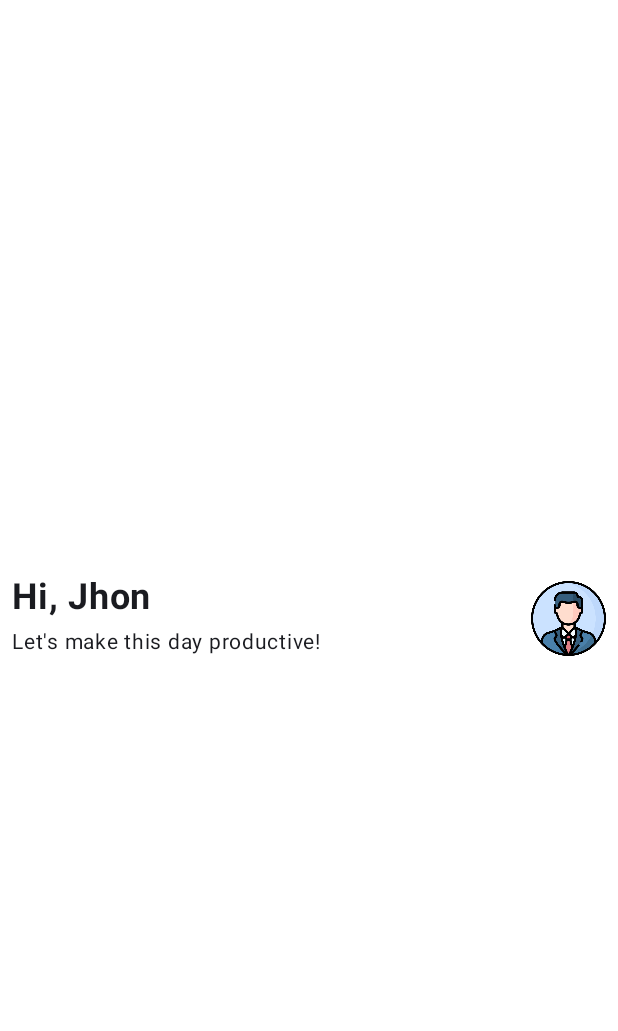
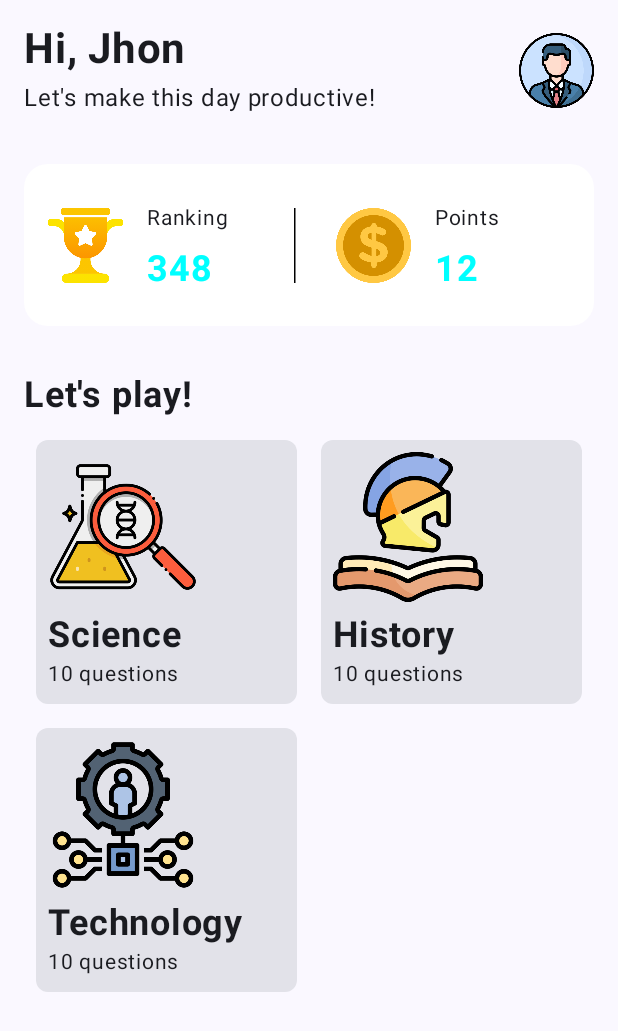
Before and after one commit to muradnajafli/Quiz-App, an Android app built with Jetpack Compose: the screen it shows after launch (MainActivity), on a phone screen of 412 x 824 dp. Shown: the top 1031 px of the screen. Run offline under Robolectric (Android 15) with nearby library versions, the phone set to English and light mode, and no system bars; our stand-ins replace Dagger/Hilt's generated code.

Commit message:
- Home Screen

```diff
--- a/app/build.gradle.kts
+++ b/app/build.gradle.kts
@@ -42,7 +42,7 @@ android {
         compose = true
     }
     composeOptions {
-        kotlinCompilerExtensionVersion = "1.5.8"
+        kotlinCompilerExtensionVersion = "1.5.9"
     }
     packaging {
         resources {
@@ -56,7 +56,7 @@ dependencies {
     implementation("androidx.core:core-ktx:1.12.0")
     implementation("androidx.lifecycle:lifecycle-runtime-ktx:2.7.0")
     implementation("androidx.activity:activity-compose:1.8.2")
-    implementation(platform("androidx.compose:compose-bom:2023.08.00"))
+    implementation(platform("androidx.compose:compose-bom:2024.02.01"))
     implementation("androidx.compose.ui:ui")
     implementation("androidx.compose.ui:ui-graphics")
     implementation("androidx.compose.ui:ui-tooling-preview")
@@ -64,7 +64,7 @@ dependencies {
     testImplementation("junit:junit:4.13.2")
     androidTestImplementation("androidx.test.ext:junit:1.1.5")
     androidTestImplementation("androidx.test.espresso:espresso-core:3.5.1")
-    androidTestImplementation(platform("androidx.compose:compose-bom:2023.08.00"))
+    androidTestImplementation(platform("androidx.compose:compose-bom:2024.02.01"))
     androidTestImplementation("androidx.compose.ui:ui-test-junit4")
     debugImplementation("androidx.compose.ui:ui-tooling")
     debugImplementation("androidx.compose.ui:ui-test-manifest")
--- a/app/src/main/java/com/muradnajafli/quizapp/MainActivity.kt
+++ b/app/src/main/java/com/muradnajafli/quizapp/MainActivity.kt
@@ -9,8 +9,9 @@ import androidx.compose.material3.Surface
 import androidx.compose.material3.Text
 import androidx.compose.runtime.Composable
 import androidx.compose.ui.Modifier
+import androidx.compose.ui.graphics.Color
 import androidx.compose.ui.tooling.preview.Preview
-import com.muradnajafli.quizapp.ui.home.components.UserPanel
+import com.muradnajafli.quizapp.ui.home.HomeScreen
 import com.muradnajafli.quizapp.ui.theme.QuizAppTheme
 
 
@@ -19,30 +20,13 @@ class MainActivity : ComponentActivity() {
         super.onCreate(savedInstanceState)
         setContent {
             QuizAppTheme {
-                // A surface container using the 'background' color from the theme
                 Surface(
                     modifier = Modifier.fillMaxSize(),
-                    color = MaterialTheme.colorScheme.background
+                    color = Color(0xFFF4F5FA)
                 ) {
-                    UserPanel()
+                    HomeScreen()
                 }
             }
         }
     }
 }
-
-@Composable
-fun Greeting(name: String, modifier: Modifier = Modifier) {
-    Text(
-        text = "Hello $name!",
-        modifier = modifier
-    )
-}
-
-@Preview(showBackground = true)
-@Composable
-fun GreetingPreview() {
-    QuizAppTheme {
-        Greeting("Android")
-    }
-}
--- a/app/src/main/java/com/muradnajafli/quizapp/ui/home/HomeScreen.kt
+++ b/app/src/main/java/com/muradnajafli/quizapp/ui/home/HomeScreen.kt
@@ -1,8 +1,29 @@
 package com.muradnajafli.quizapp.ui.home
 
+import android.content.res.Configuration
+import androidx.compose.foundation.layout.Column
+import androidx.compose.foundation.layout.Spacer
+import androidx.compose.foundation.layout.height
+import androidx.compose.foundation.layout.padding
+import androidx.compose.material3.Scaffold
 import androidx.compose.runtime.Composable
+import androidx.compose.ui.Modifier
+import androidx.compose.ui.tooling.preview.Preview
+import androidx.compose.ui.unit.dp
+import com.muradnajafli.quizapp.ui.home.components.CategoriesPanel
+import com.muradnajafli.quizapp.ui.home.components.StatsPanel
+import com.muradnajafli.quizapp.ui.home.components.UserPanel
 
 @Composable
+@Preview(showBackground = true)
 fun HomeScreen() {
-
+    Scaffold {
+        Column(
+            modifier = Modifier.padding(it)
+        ) {
+            UserPanel()
+            StatsPanel()
+            CategoriesPanel()
+        }
+    }
 }
--- /dev/null
+++ b/app/src/main/java/com/muradnajafli/quizapp/ui/home/components/CategoriesPanel.kt
@@ -0,0 +1,100 @@
+package com.muradnajafli.quizapp.ui.home.components
+
+import androidx.compose.foundation.Image
+import androidx.compose.foundation.layout.Column
+import androidx.compose.foundation.layout.Spacer
+import androidx.compose.foundation.layout.height
+import androidx.compose.foundation.layout.padding
+import androidx.compose.foundation.layout.size
+import androidx.compose.foundation.lazy.grid.GridCells
+import androidx.compose.foundation.lazy.grid.LazyVerticalGrid
+import androidx.compose.foundation.lazy.grid.items
+import androidx.compose.foundation.shape.RoundedCornerShape
+import androidx.compose.material3.Card
+import androidx.compose.material3.Text
+import androidx.compose.runtime.Composable
+import androidx.compose.ui.Modifier
+import androidx.compose.ui.res.painterResource
+import androidx.compose.ui.text.font.FontWeight
+import androidx.compose.ui.tooling.preview.Preview
+import androidx.compose.ui.unit.dp
+import androidx.compose.ui.unit.sp
+import com.muradnajafli.quizapp.R
+
+data class CategoriesItem(
+    val iconId: Int,
+    val title: String,
+    val questionsCount: Int
+)
+
+val categories = listOf(
+    CategoriesItem(
+        iconId = R.drawable.science,
+        title = "Science",
+        questionsCount = 10
+    ),
+    CategoriesItem(
+        iconId = R.drawable.history,
+        title = "History",
+        questionsCount = 10
+    ),
+    CategoriesItem(
+        iconId = R.drawable.technology,
+        title = "Technology",
+        questionsCount = 10
+    )
+)
+
+@Composable
+@Preview
+fun CategoriesPanel() {
+    Column(
+        modifier = Modifier.padding(16.dp)
+    ) {
+        Text(
+            text = "Let's play!",
+            fontSize = 24.sp,
+            fontWeight = FontWeight.Bold
+        )
+        Spacer(modifier = Modifier.height(8.dp))
+        LazyVerticalGrid(
+            columns = GridCells.Fixed(2),
+            content = {
+                items(categories) { category ->
+                    CategoryItem(category)
+                }
+            }
+        )
+    }
+}
+
+@Composable
+fun CategoryItem(category: CategoriesItem) {
+    Card(
+        shape = RoundedCornerShape(8.dp),
+        modifier = Modifier
+            .padding(8.dp)
+    ) {
+        Column(
+            modifier = Modifier
+                .padding(top = 8.dp, start = 8.dp, end = 8.dp, bottom = 8.dp)
+        ) {
+            Image(
+                painter = painterResource(id = category.iconId),
+                contentDescription = "Category icon",
+                modifier = Modifier
+                    .size(100.dp)
+            )
+            Spacer(modifier = Modifier.height(8.dp))
+            Text(
+                text = category.title,
+                fontSize = 24.sp,
+                fontWeight = FontWeight.Bold,
+            )
+            Text(
+                text = "${category.questionsCount} questions",
+                fontSize = 14.sp,
+            )
+        }
+    }
+}
--- a/app/src/main/java/com/muradnajafli/quizapp/ui/home/components/StatsPanel.kt
+++ b/app/src/main/java/com/muradnajafli/quizapp/ui/home/components/StatsPanel.kt
@@ -1,12 +1,18 @@
 package com.muradnajafli.quizapp.ui.home.components
 
 import androidx.compose.foundation.Image
+import androidx.compose.foundation.background
 import androidx.compose.foundation.layout.*
 import androidx.compose.foundation.layout.size
+import androidx.compose.foundation.shape.RoundedCornerShape
+import androidx.compose.material3.Divider
+import androidx.compose.material3.HorizontalDivider
 import androidx.compose.material3.Text
+import androidx.compose.material3.VerticalDivider
 import androidx.compose.runtime.Composable
 import androidx.compose.ui.Alignment
 import androidx.compose.ui.Modifier
+import androidx.compose.ui.draw.clip
 import androidx.compose.ui.graphics.Color
 import androidx.compose.ui.res.painterResource
 import androidx.compose.ui.text.font.FontWeight
@@ -22,7 +28,9 @@ fun StatsItem(
     value: String
 ) {
     Row(
-        verticalAlignment = Alignment.CenterVertically
+        verticalAlignment = Alignment.CenterVertically,
+        modifier = Modifier
+            .padding(8.dp)
     ) {
         Image(
             painter = painterResource(id = iconId),
@@ -30,7 +38,9 @@ fun StatsItem(
             modifier = Modifier.size(50.dp)
         )
         Column(
-            modifier = Modifier.padding(start = 16.dp)
+            modifier = Modifier.padding(
+                start = 16.dp, end = 16.dp, top = 8.dp, bottom = 8.dp
+            )
         ) {
             Text(
                 text = title,
@@ -52,6 +62,9 @@ fun StatsItem(
 fun StatsPanel() {
     Row(
         modifier = Modifier
+            .padding(16.dp)
+            .clip(RoundedCornerShape(16.dp))
+            .background(Color.White)
             .fillMaxWidth()
             .padding(8.dp),
         verticalAlignment = Alignment.CenterVertically
@@ -65,6 +78,12 @@ fun StatsPanel() {
                 value = "348"
             )
         }
+        VerticalDivider(
+            modifier = Modifier
+                .width(20.dp)
+                .height(50.dp),
+            color = Color.Black
+        )
         Box(
             modifier = Modifier.weight(1f)
         ) {
--- a/app/src/main/java/com/muradnajafli/quizapp/ui/home/components/UserPanel.kt
+++ b/app/src/main/java/com/muradnajafli/quizapp/ui/home/components/UserPanel.kt
@@ -42,22 +42,21 @@ import com.muradnajafli.quizapp.R
 fun UserPanel() {
     Row(
         modifier = Modifier
-            .background(Color.White)
             .fillMaxWidth()
-            .padding(8.dp),
+            .padding(16.dp),
         verticalAlignment = Alignment.CenterVertically,
         horizontalArrangement = Arrangement.SpaceBetween
     ) {
         Column {
             Text(
                 text = "Hi, Jhon",
-                fontSize = 24.sp,
+                fontSize = 28.sp,
                 fontWeight = FontWeight.Bold
             )
             Spacer(modifier = Modifier.height(4.dp))
             Text(
                 text = "Let's make this day productive!",
-                fontSize = 14.sp,
+                fontSize = 16.sp
             )
         }
         Image(
--- a/build.gradle.kts
+++ b/build.gradle.kts
@@ -1,6 +1,6 @@
 // Top-level build file where you can add configuration options common to all sub-projects/modules.
 plugins {
-    id("com.android.application") version "8.2.2" apply false
+    id("com.android.application") version "8.3.0" apply false
     id("org.jetbrains.kotlin.android") version "1.9.22" apply false
     id("com.google.devtools.ksp") version "1.9.22-1.0.17" apply false
     id("com.google.dagger.hilt.android") version "2.49" apply false
```
Also changed, not shown: app/src/main/res/drawable/geography.png (added), app/src/main/res/drawable/history.png (added), app/src/main/res/drawable/science.png (added), app/src/main/res/drawable/technology.png (added), gradle/wrapper/gradle-wrapper.properties.
